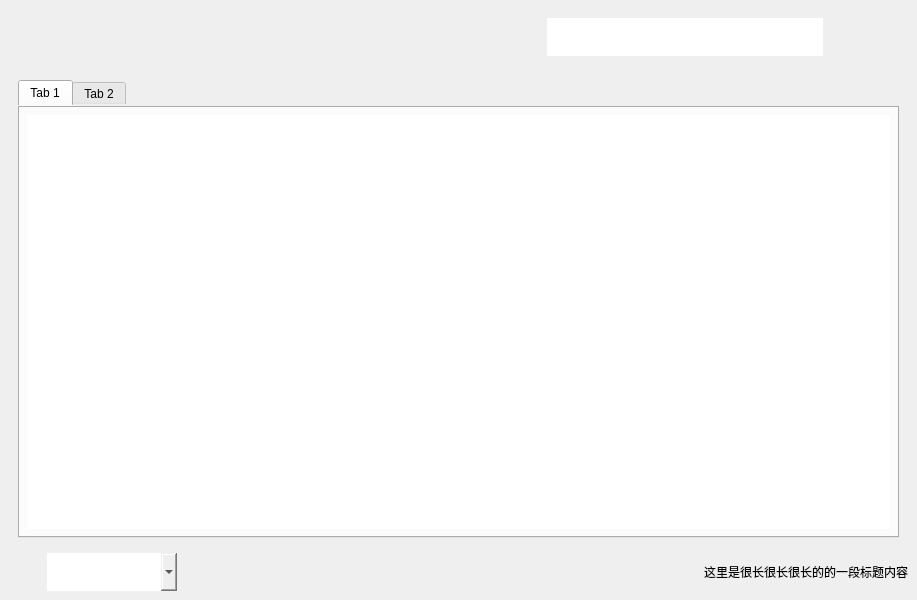
Qt form gui.ui (HotHat/free-download-manager) before a commit.
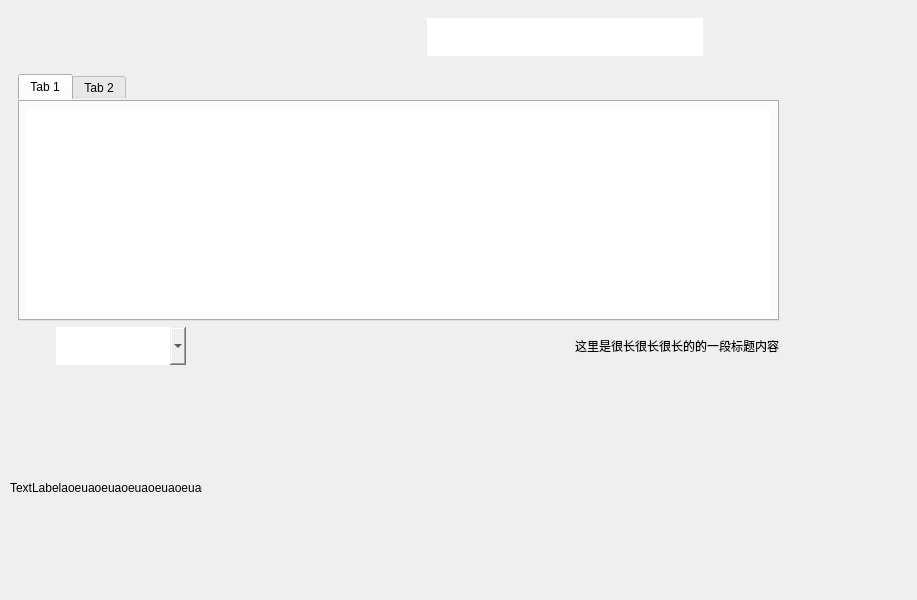
The same form after that commit. Icons and pictures are not drawn.

Commit message: fixed pop widget

Patch:
```diff
--- a/gui.ui
+++ b/gui.ui
@@ -17,14 +17,14 @@
    <string notr="true">*{border:none}</string>
   </property>
   <widget class="QWidget" name="centralwidget">
-   <layout class="QGridLayout" name="gridLayout">
-    <item row="2" column="0">
-     <widget class="QFrame" name="frame">
-      <property name="sizePolicy">
-       <sizepolicy hsizetype="Preferred" vsizetype="Expanding">
-        <horstretch>0</horstretch>
-        <verstretch>0</verstretch>
-       </sizepolicy>
+   <widget class="QFrame" name="frame_6">
+    <property name="geometry">
+     <rect>
+      <x>9</x>
+      <y>9</y>
+      <width>779</width>
+      <height>365</height>
+     </rect>
       </property>
       <property name="frameShape">
        <enum>QFrame::StyledPanel</enum>
@@ -32,36 +32,23 @@
       <property name="frameShadow">
        <enum>QFrame::Raised</enum>
       </property>
-      <property name="lineWidth">
-       <number>1</number>
-      </property>
-      <layout class="QGridLayout" name="gridLayout_3">
-       <item row="0" column="0">
-        <widget class="QTabWidget" name="tab_content">
-         <property name="currentIndex">
+    <layout class="QVBoxLayout" name="verticalLayout">
+     <property name="spacing">
+      <number>0</number>
+     </property>
+     <property name="leftMargin">
           <number>0</number>
          </property>
-         <widget class="QWidget" name="tab">
-          <attribute name="title">
-           <string>Tab 1</string>
-          </attribute>
-          <layout class="QGridLayout" name="gridLayout_4">
-           <item row="0" column="0">
-            <widget class="QTableWidget" name="tableWidget"/>
-           </item>
-          </layout>
-         </widget>
-         <widget class="QWidget" name="tab_2">
-          <attribute name="title">
-           <string>Tab 2</string>
-          </attribute>
-         </widget>
-        </widget>
-       </item>
-      </layout>
-     </widget>
-    </item>
-    <item row="1" column="0" alignment="Qt::AlignTop">
+     <property name="topMargin">
+      <number>0</number>
+     </property>
+     <property name="rightMargin">
+      <number>0</number>
+     </property>
+     <property name="bottomMargin">
+      <number>0</number>
+     </property>
+     <item>
      <widget class="QFrame" name="frame_3">
       <property name="frameShape">
        <enum>QFrame::StyledPanel</enum>
@@ -280,6 +267,46 @@
       </layout>
      </widget>
     </item>
+     <item>
+      <widget class="QFrame" name="frame">
+       <property name="sizePolicy">
+        <sizepolicy hsizetype="Preferred" vsizetype="Expanding">
+         <horstretch>0</horstretch>
+         <verstretch>0</verstretch>
+        </sizepolicy>
+       </property>
+       <property name="frameShape">
+        <enum>QFrame::StyledPanel</enum>
+       </property>
+       <property name="frameShadow">
+        <enum>QFrame::Raised</enum>
+       </property>
+       <property name="lineWidth">
+        <number>1</number>
+       </property>
+       <layout class="QGridLayout" name="gridLayout_3">
+        <item row="2" column="0">
+         <widget class="QTabWidget" name="tab_content">
+          <property name="currentIndex">
+           <number>0</number>
+          </property>
+          <widget class="QWidget" name="tab">
+           <attribute name="title">
+            <string>Tab 1</string>
+           </attribute>
+           <layout class="QGridLayout" name="gridLayout_4">
+            <item row="0" column="0">
+             <widget class="QTableWidget" name="tableWidget"/>
+            </item>
+           </layout>
+          </widget>
+          <widget class="QWidget" name="tab_2">
+           <attribute name="title">
+            <string>Tab 2</string>
+           </attribute>
+          </widget>
+         </widget>
+        </item>
     <item row="3" column="0">
      <widget class="QFrame" name="frame_2">
       <property name="frameShape">
@@ -366,6 +393,23 @@
      </widget>
     </item>
    </layout>
+      </widget>
+     </item>
+    </layout>
+   </widget>
+   <widget class="QLabel" name="label">
+    <property name="geometry">
+     <rect>
+      <x>10</x>
+      <y>480</y>
+      <width>192</width>
+      <height>16</height>
+     </rect>
+    </property>
+    <property name="text">
+     <string>TextLabelaoeuaoeuaoeuaoeuaoeuaoe</string>
+    </property>
+   </widget>
   </widget>
  </widget>
  <resources>
```
Lines whose indentation alone changed are shown as unchanged. The commit also changes 5 other files.
